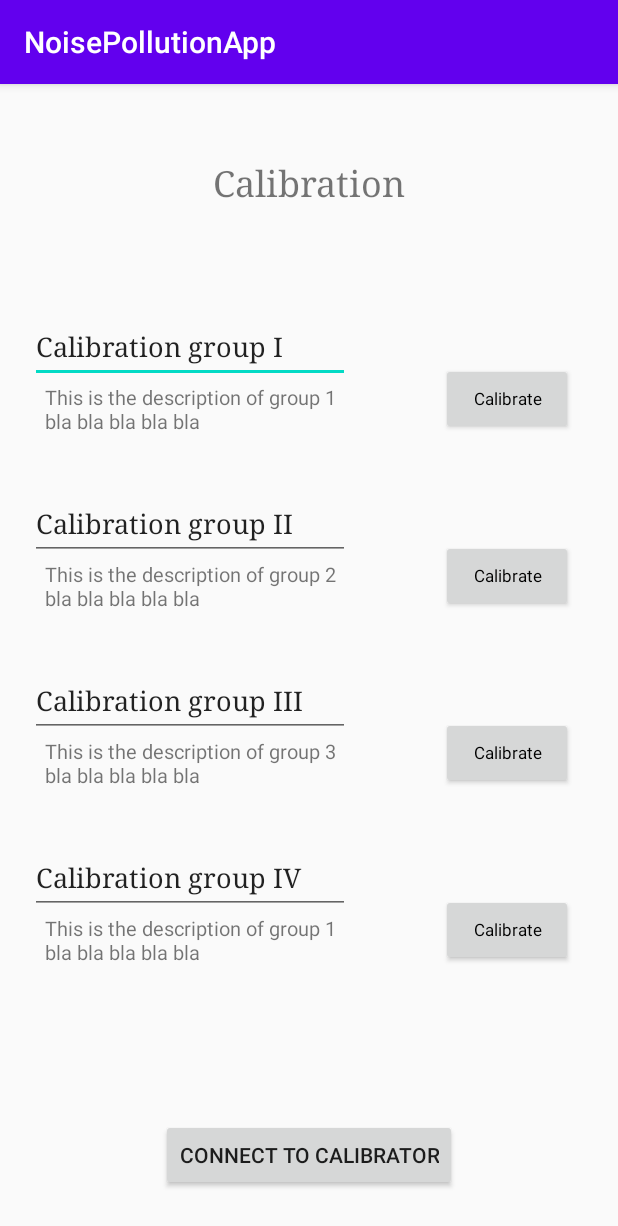
After one commit to it21549/NoisePollution2, an Android app: the CalibrationActivity screen opened directly, with no data from a screen before it, on a phone screen of 412 x 824 dp. The commit adds this screen. Shown: the top 1226 px of the screen. Run offline under Robolectric (Android 15) with nearby library versions, the phone set to English and light mode, and no system bars.

Commit message:
-transfer calibration logic to CalibrationActivity

```diff
--- /dev/null
+++ b/app/src/main/java/gr/hua/stapps/android/noisepollutionapp/CalibrationViewModel.java
@@ -0,0 +1,25 @@
+package gr.hua.stapps.android.noisepollutionapp;
+
+import android.content.Context;
+
+import androidx.lifecycle.MutableLiveData;
+import androidx.lifecycle.ViewModel;
+
+public class CalibrationViewModel extends ViewModel {
+
+    private NoiseCalibration noiseCalibration;
+    private MutableLiveData<Boolean> isBluetoothEnabled = new MutableLiveData<>();
+
+    public MutableLiveData<Boolean> getIsBluetoothEnabled() {
+        return isBluetoothEnabled;
+    }
+
+    public void initializeContext(Context context) {
+        noiseCalibration = new NoiseCalibration(context);
+        isBluetoothEnabled.postValue(noiseCalibration.isBluetoothEnabled());
+    }
+
+    public void calibrate() {
+        noiseCalibration.calibrate();
+    }
+}
--- /dev/null
+++ b/app/src/main/res/layout/activity_calibration.xml
@@ -0,0 +1,174 @@
+<?xml version="1.0" encoding="utf-8"?>
+<androidx.constraintlayout.widget.ConstraintLayout xmlns:android="http://schemas.android.com/apk/res/android"
+    xmlns:app="http://schemas.android.com/apk/res-auto"
+    xmlns:tools="http://schemas.android.com/tools"
+    android:layout_width="match_parent"
+    android:layout_height="match_parent"
+    tools:context=".CalibrationActivity">
+    <TextView
+        android:id="@+id/textView"
+        android:layout_width="wrap_content"
+        android:layout_height="wrap_content"
+        android:layout_marginTop="@dimen/calibration_title_margin_top"
+        android:fontFamily="serif"
+        android:text="Calibration"
+        android:textSize="24sp"
+        app:layout_constraintEnd_toEndOf="parent"
+        app:layout_constraintStart_toStartOf="parent"
+        app:layout_constraintTop_toTopOf="parent" />
+
+    <EditText
+        android:id="@+id/editTextCalibrationI"
+        android:layout_width="wrap_content"
+        android:layout_height="wrap_content"
+        android:layout_marginStart="20dp"
+        android:layout_marginTop="70dp"
+        android:ems="10"
+        android:fontFamily="serif"
+        android:inputType="textPersonName"
+        android:minHeight="48dp"
+        android:text="Calibration group I"
+        app:layout_constraintStart_toStartOf="parent"
+        app:layout_constraintTop_toBottomOf="@+id/textView" />
+
+    <TextView
+        android:id="@+id/textViewCalibrationGroupI"
+        android:layout_width="200dp"
+        android:layout_height="wrap_content"
+        android:layout_marginStart="10dp"
+        android:text="This is the description of group 1  bla bla bla bla bla"
+        android:textSize="@dimen/group_description_text_size"
+        app:layout_constraintStart_toStartOf="@id/editTextCalibrationI"
+        app:layout_constraintTop_toBottomOf="@id/editTextCalibrationI"/>
+
+    <Button
+        android:id="@+id/buttonCalibrationGroupI"
+        style="@android:style/Widget.CompoundButton"
+        android:layout_width="wrap_content"
+        android:layout_height="48dp"
+        android:layout_marginEnd="30dp"
+        android:gravity="center"
+        android:text="@string/calibrate_text_button"
+        android:textSize="@dimen/calibration_button_text_size"
+        app:layout_constraintBottom_toBottomOf="@id/textViewCalibrationGroupI"
+        app:layout_constraintEnd_toEndOf="parent" />
+
+    <EditText
+        android:id="@+id/editTextCalibrationII"
+        android:layout_width="wrap_content"
+        android:layout_height="wrap_content"
+        android:layout_marginStart="20dp"
+        android:layout_marginTop="70dp"
+        android:ems="10"
+        android:fontFamily="serif"
+        android:inputType="textPersonName"
+        android:minHeight="48dp"
+        android:text="Calibration group II"
+        app:layout_constraintStart_toStartOf="parent"
+        app:layout_constraintTop_toBottomOf="@+id/editTextCalibrationI" />
+
+    <TextView
+        android:id="@+id/textViewCalibrationGroupII"
+        android:layout_width="200dp"
+        android:layout_height="wrap_content"
+        android:layout_marginStart="10dp"
+        android:text="This is the description of group 2  bla bla bla bla bla"
+        android:textSize="@dimen/group_description_text_size"
+        app:layout_constraintStart_toStartOf="@id/editTextCalibrationII"
+        app:layout_constraintTop_toBottomOf="@id/editTextCalibrationII" />
+
+    <Button
+        android:id="@+id/buttonCalibrationGroupII"
+        style="@android:style/Widget.CompoundButton"
+        android:layout_width="wrap_content"
+        android:layout_height="48dp"
+        android:layout_marginEnd="30dp"
+        android:gravity="center"
+        android:text="@string/calibrate_text_button"
+        android:textSize="@dimen/calibration_button_text_size"
+        app:layout_constraintBottom_toBottomOf="@id/textViewCalibrationGroupII"
+        app:layout_constraintEnd_toEndOf="parent" />
+
+    <EditText
+        android:id="@+id/editTextCalibrationIII"
+        android:layout_width="wrap_content"
+        android:layout_height="wrap_content"
+        android:layout_marginStart="20dp"
+        android:layout_marginTop="70dp"
+        android:ems="10"
+        android:fontFamily="serif"
+        android:inputType="textPersonName"
+        android:minHeight="48dp"
+        android:text="Calibration group III"
+        app:layout_constraintStart_toStartOf="parent"
+        app:layout_constraintTop_toBottomOf="@+id/editTextCalibrationII" />
+
+    <TextView
+        android:id="@+id/textViewCalibrationGroupIII"
+        android:layout_width="200dp"
+        android:layout_height="wrap_content"
+        android:text="This is the description of group 3  bla bla bla bla bla"
+        android:textSize="@dimen/group_description_text_size"
+        android:layout_marginStart="10dp"
+        app:layout_constraintTop_toBottomOf="@id/editTextCalibrationIII"
+        app:layout_constraintStart_toStartOf="@id/editTextCalibrationIII"/>
+
+    <Button
+        android:id="@+id/buttonCalibrationGroupIII"
+        style="@android:style/Widget.CompoundButton"
+        android:layout_width="wrap_content"
+        android:layout_height="48dp"
+        android:layout_marginEnd="30dp"
+        android:gravity="center"
+        android:text="@string/calibrate_text_button"
+        android:textSize="@dimen/calibration_button_text_size"
+        app:layout_constraintBottom_toBottomOf="@id/textViewCalibrationGroupIII"
+        app:layout_constraintEnd_toEndOf="parent" />
+
+    <EditText
+        android:id="@+id/editTextCalibrationIV"
+        android:layout_width="wrap_content"
+        android:layout_height="wrap_content"
+        android:layout_marginStart="20dp"
+        android:layout_marginTop="70dp"
+        android:ems="10"
+        android:fontFamily="serif"
+        android:inputType="textPersonName"
+        android:minHeight="48dp"
+        android:text="Calibration group IV"
+        app:layout_constraintStart_toStartOf="parent"
+        app:layout_constraintTop_toBottomOf="@+id/editTextCalibrationIII" />
+
+    <TextView
+        android:id="@+id/textViewCalibrationGroupIV"
+        android:layout_width="200dp"
+        android:layout_height="wrap_content"
+        android:text="This is the description of group 1  bla bla bla bla bla"
+        android:textSize="@dimen/group_description_text_size"
+        android:layout_marginStart="10dp"
+        app:layout_constraintTop_toBottomOf="@id/editTextCalibrationIV"
+        app:layout_constraintStart_toStartOf="@id/editTextCalibrationIV"/>
+
+    <Button
+        android:id="@+id/buttonCalibrationGroupIV"
+        style="@android:style/Widget.CompoundButton"
+        android:layout_width="wrap_content"
+        android:layout_height="48dp"
+        android:layout_marginEnd="30dp"
+        android:gravity="center"
+        android:text="@string/calibrate_text_button"
+        android:textSize="@dimen/calibration_button_text_size"
+        app:layout_constraintBottom_toBottomOf="@id/textViewCalibrationGroupIV"
+        app:layout_constraintEnd_toEndOf="parent" />
+
+    <Button
+        android:id="@+id/connect_button"
+        android:layout_width="wrap_content"
+        android:layout_height="wrap_content"
+        android:layout_marginBottom="@dimen/margin_30dp"
+        android:text="Connect to Calibrator"
+        app:layout_constraintBottom_toBottomOf="parent"
+        app:layout_constraintEnd_toEndOf="parent"
+        app:layout_constraintStart_toStartOf="parent" />
+
+</androidx.constraintlayout.widget.ConstraintLayout>
--- a/app/src/main/res/values/dimens.xml
+++ b/app/src/main/res/values/dimens.xml
@@ -8,4 +8,7 @@
     <dimen name="margin_30dp">30dp</dimen>
     <dimen name="text_size_14sp">14sp</dimen>
     <dimen name="radioGroup_width_191dp">191dp</dimen>
+    <dimen name="calibration_title_margin_top">50dp</dimen>
+    <dimen name="group_description_text_size">13sp</dimen>
+    <dimen name="calibration_button_text_size">11sp</dimen>
 </resources>
--- a/app/src/main/res/values/strings.xml
+++ b/app/src/main/res/values/strings.xml
@@ -31,6 +31,7 @@
     <string name="switch_advanced">Advanced</string>
     <string name="title_perception">User Perception</string>
     <string name="calibrate_button">Calibrate</string>
+    <string name="calibrate_text_button">Calibrate</string>
     <string-array name="user_perception">
         <item>extremely quiet</item>
         <item>very quiet</item>
```
Also changed, not shown: app/src/main/AndroidManifest.xml (+18 -10 lines), app/src/main/java/gr/hua/stapps/android/noisepollutionapp/CalibrationActivity.java (added, +336 -0 lines), app/src/main/java/gr/hua/stapps/android/noisepollutionapp/NoisePollutionActivity.java (+25 -9 lines).
